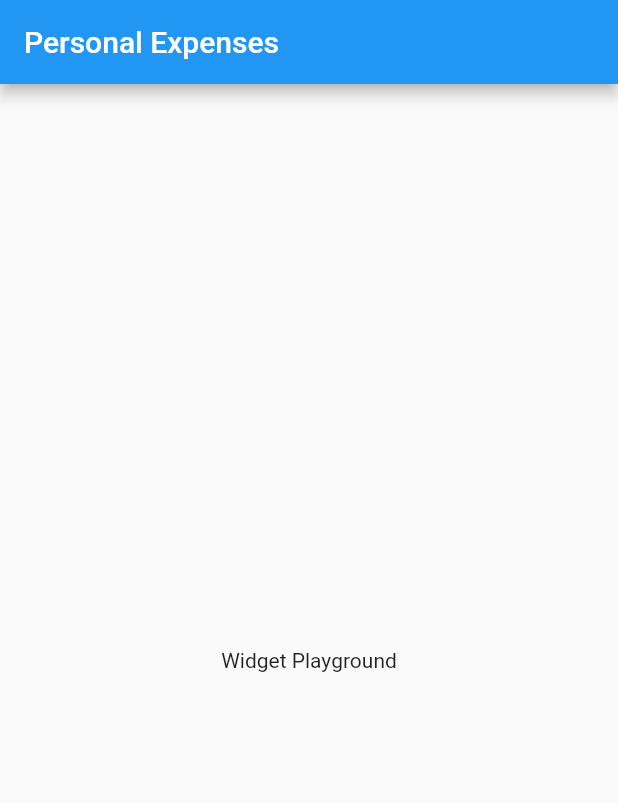
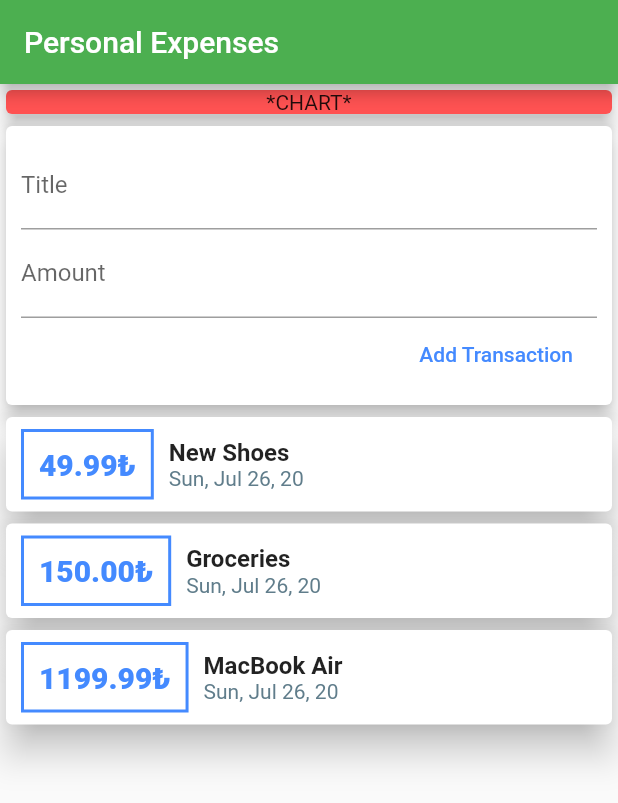
Before and after one commit to EngincanVaran/Personal-Expenses-App, a Flutter app: the screen it shows after launch, on a phone screen of 412 x 824 dp. Shown: the top 803 px of the screen. Run offline on Flutter 3.47's test engine with Material 2 defaults, Android fonts, the phone set to English and light mode, and no system bars.

Commit message:
Added User Transactions

```diff
--- a/lib/main.dart
+++ b/lib/main.dart
@@ -1,4 +1,6 @@
 import 'package:flutter/material.dart';
+
+import "./widgets/user_transactions.dart";
 
 void main() {
   runApp(MyApp());
@@ -15,15 +17,35 @@ class MyApp extends StatelessWidget {
 }
 
 class MyHomePage extends StatelessWidget {
+  //String titleInput, amountInput;
+
   @override
   Widget build(BuildContext context) {
     return Scaffold(
-      appBar: AppBar(
-        title: Text("Personal Expenses"),
-      ),
-      body: Center(
-        child: Text("Widget Playground"),
-      ),
-    );
+        appBar: AppBar(
+          backgroundColor: Colors.green,
+          title: Text(
+            "Personal Expenses",
+          ),
+        ),
+        body: SingleChildScrollView(
+          child: Column(
+            mainAxisAlignment: MainAxisAlignment.start,
+            children: <Widget>[
+              Container(
+                width: double.infinity,
+                child: Card(
+                  child: Text(
+                    "*CHART*",
+                    textAlign: TextAlign.center,
+                  ),
+                  color: Colors.redAccent,
+                  elevation: 5,
+                ),
+              ),
+              UserTransactions(),
+            ],
+          ),
+        ));
   }
 }
--- /dev/null
+++ b/lib/models/transaction.dart
@@ -0,0 +1,14 @@
+import 'package:flutter/foundation.dart';
+
+class Transaction {
+  final String id, title;
+  final double amount;
+  final DateTime date;
+
+  Transaction({
+    @required this.id,
+    @required this.title,
+    @required this.amount,
+    @required this.date,
+  });
+}
--- /dev/null
+++ b/lib/widgets/new_transaction.dart
@@ -0,0 +1,63 @@
+import "package:flutter/material.dart";
+
+class NewTransaction extends StatelessWidget {
+  final titleController = TextEditingController();
+  final amountController = TextEditingController();
+
+  final Function addTX;
+
+  NewTransaction({
+    this.addTX,
+  });
+
+  void submitData() {
+    final String enteredTitle = titleController.text;
+    final double enteredAmount = double.parse(amountController.text);
+
+    if (enteredTitle.isEmpty || enteredAmount <= 0) {
+      print("Debugger --> New Transaction Areas are empty!");
+      return;
+    }
+
+    addTX(
+      enteredTitle,
+      enteredAmount,
+    );
+  }
+
+  @override
+  Widget build(BuildContext context) {
+    return Card(
+        elevation: 5,
+        child: Container(
+          padding: EdgeInsets.all(10),
+          child: Column(
+            crossAxisAlignment: CrossAxisAlignment.end,
+            children: <Widget>[
+              TextField(
+                decoration: InputDecoration(labelText: "Title"),
+                controller: titleController,
+                onSubmitted: (_) => submitData(),
+                // onChanged: (input) {
+                //   titleInput = input;
+                // },
+              ),
+              TextField(
+                decoration: InputDecoration(labelText: "Amount"),
+                keyboardType: TextInputType.number,
+                controller: amountController,
+                onSubmitted: (_) => submitData(),
+                // onChanged: (input) {
+                //   amountInput = input;
+                // },
+              ),
+              FlatButton(
+                textColor: Colors.blueAccent,
+                onPressed: submitData,
+                child: Text("Add Transaction"),
+              )
+            ],
+          ),
+        ));
+  }
+}
--- /dev/null
+++ b/lib/widgets/transaction_list.dart
@@ -0,0 +1,71 @@
+import "package:flutter/material.dart";
+import "package:intl/intl.dart";
+
+import "../models/transaction.dart";
+
+class TransactionList extends StatelessWidget {
+  final List<Transaction> transactions;
+
+  TransactionList({
+    this.transactions,
+  });
+
+  @override
+  Widget build(BuildContext context) {
+    return Container(
+      height: 230,
+      child: ListView.builder(
+        itemBuilder: (context, index) {
+          return Card(
+            elevation: 10,
+            child: Row(
+              children: <Widget>[
+                Container(
+                  margin: EdgeInsets.symmetric(
+                    vertical: 8,
+                    horizontal: 10,
+                  ),
+                  decoration: BoxDecoration(
+                    border: Border.all(
+                      color: Colors.blueAccent,
+                      width: 2,
+                    ),
+                  ),
+                  padding: EdgeInsets.all(10),
+                  child: Text(
+                    transactions[index].amount.toStringAsFixed(2) + "₺",
+                    style: TextStyle(
+                      fontWeight: FontWeight.w900,
+                      color: Colors.blueAccent,
+                      fontSize: 20,
+                    ),
+                  ),
+                ),
+                Column(
+                  crossAxisAlignment: CrossAxisAlignment.start,
+                  children: <Widget>[
+                    Text(
+                      transactions[index].title,
+                      style: TextStyle(
+                        fontSize: 16,
+                        fontWeight: FontWeight.bold,
+                      ),
+                    ),
+                    Text(
+                      DateFormat('EEE, MMM d, ' 'yy')
+                          .format(transactions[index].date),
+                      style: TextStyle(
+                        color: Colors.blueGrey,
+                      ),
+                    ),
+                  ],
+                )
+              ],
+            ),
+          );
+        },
+        itemCount: transactions.length,
+      ),
+    );
+  }
+}
--- /dev/null
+++ b/lib/widgets/user_transactions.dart
@@ -0,0 +1,64 @@
+import "package:flutter/material.dart";
+
+import "./transaction_list.dart";
+import "./new_transaction.dart";
+import "../models/transaction.dart";
+
+class UserTransactions extends StatefulWidget {
+  @override
+  _UserTransactionsState createState() => _UserTransactionsState();
+}
+
+class _UserTransactionsState extends State<UserTransactions> {
+  final List<Transaction> _userTransactions = [
+    Transaction(
+      id: 'T1',
+      title: "New Shoes",
+      amount: 49.99,
+      date: DateTime.now(),
+    ),
+    Transaction(
+      id: 'T2',
+      title: "Groceries",
+      amount: 150,
+      date: DateTime.now(),
+    ),
+    Transaction(
+      id: 'T3',
+      title: "MacBook Air",
+      amount: 1199.99,
+      date: DateTime.now(),
+    ),
+  ];
+
+  void _addNewTransaction(String title, double amount) {
+    final newTX = Transaction(
+      title: title,
+      amount: amount,
+      date: DateTime.now(),
+      id: DateTime.now().toString() + amount.toString(),
+    );
+
+    setState(() {
+      _userTransactions.add(newTX);
+    });
+
+    print(
+      "Debugger --> New TX is added!" + title + "-" + amount.toString(),
+    );
+  }
+
+  @override
+  Widget build(BuildContext context) {
+    return Column(
+      children: <Widget>[
+        NewTransaction(
+          addTX: _addNewTransaction,
+        ),
+        TransactionList(
+          transactions: _userTransactions,
+        ),
+      ],
+    );
+  }
+}
--- a/pubspec.yaml
+++ b/pubspec.yaml
@@ -23,6 +23,8 @@ environment:
 dependencies:
   flutter:
     sdk: flutter
+
+  intl: ^0.16.1
 
 
   # The following adds the Cupertino Icons font to your application.
```
Also changed, not shown: pubspec.lock.
